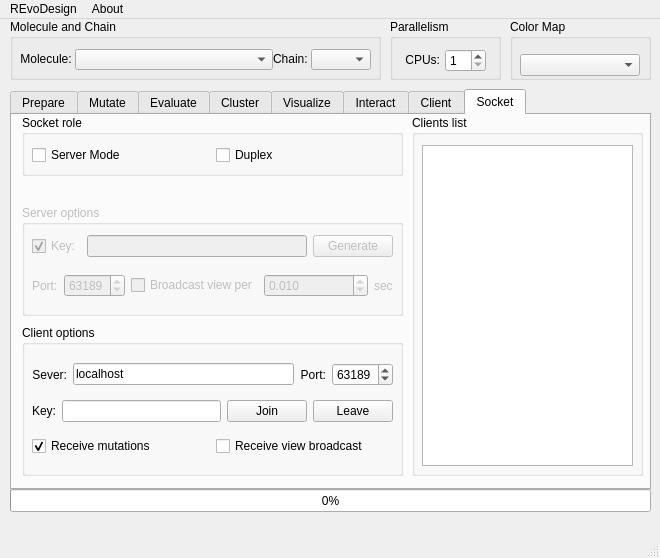
The window that REvoDesign/UI/REvoDesign-PyMOL.ui (YaoYinYing/REvoDesign) describes before a commit, drawn with Qt 5.
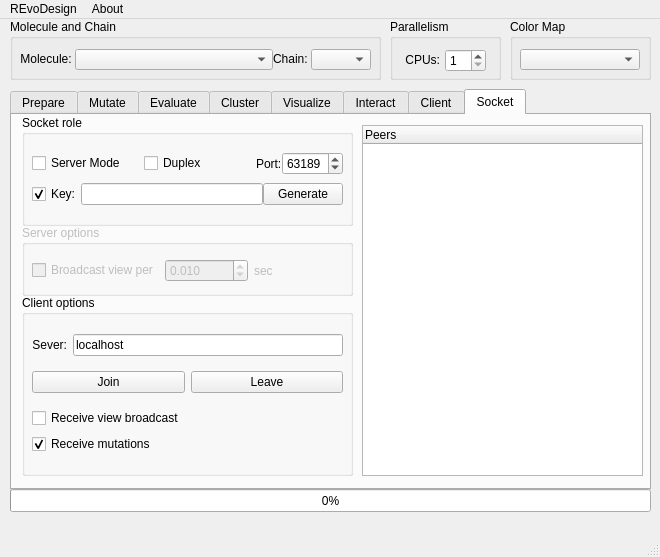
The same window after the commit. The open tabs and pages were chosen to show the change.

Commit message: websocket list peers

What changed in the file:
```diff
--- a/REvoDesign/UI/REvoDesign-PyMOL.ui
+++ b/REvoDesign/UI/REvoDesign-PyMOL.ui
@@ -10,7 +10,7 @@
     <x>0</x>
     <y>0</y>
     <width>660</width>
-    <height>558</height>
+    <height>557</height>
    </rect>
   </property>
   <property name="sizePolicy">
@@ -3741,92 +3741,24 @@
       <property name="geometry">
        <rect>
         <x>10</x>
-        <y>90</y>
-        <width>381</width>
-        <height>111</height>
+        <y>110</y>
+        <width>331</width>
+        <height>71</height>
        </rect>
       </property>
       <property name="title">
        <string>Server options</string>
       </property>
-      <widget class="QWidget" name="verticalLayoutWidget_2">
+      <widget class="QWidget" name="">
        <property name="geometry">
         <rect>
          <x>10</x>
          <y>30</y>
-         <width>361</width>
-         <height>73</height>
+         <width>241</width>
+         <height>31</height>
         </rect>
        </property>
-       <layout class="QVBoxLayout" name="verticalLayout_8">
-        <item>
-         <layout class="QHBoxLayout" name="horizontalLayout_53">
-          <item>
-           <widget class="QCheckBox" name="checkBox_ws_server_use_key">
-            <property name="text">
-             <string>Key:</string>
-            </property>
-            <property name="checked">
-             <bool>true</bool>
-            </property>
-           </widget>
-          </item>
-          <item>
-           <widget class="QLineEdit" name="lineEdit_ws_server_key">
-            <property name="statusTip">
-             <string>Server URL for PSSM GREMLIN calculation.</string>
-            </property>
-            <property name="text">
-             <string/>
-            </property>
-           </widget>
-          </item>
-          <item>
-           <widget class="QPushButton" name="pushButton_ws_generate_randomized_key">
-            <property name="text">
-             <string>Generate</string>
-            </property>
-           </widget>
-          </item>
-         </layout>
-        </item>
-        <item>
          <layout class="QHBoxLayout" name="horizontalLayout_54">
-          <item>
-           <widget class="QLabel" name="label_molecule_13">
-            <property name="sizePolicy">
-             <sizepolicy hsizetype="Fixed" vsizetype="Preferred">
-              <horstretch>0</horstretch>
-              <verstretch>0</verstretch>
-             </sizepolicy>
-            </property>
-            <property name="text">
-             <string>Port:</string>
-            </property>
-            <property name="alignment">
-             <set>Qt::AlignLeading|Qt::AlignLeft|Qt::AlignVCenter</set>
-            </property>
-           </widget>
-          </item>
-          <item>
-           <widget class="QSpinBox" name="spinBox_ws_server_port">
-            <property name="sizePolicy">
-             <sizepolicy hsizetype="Fixed" vsizetype="Fixed">
-              <horstretch>0</horstretch>
-              <verstretch>0</verstretch>
-             </sizepolicy>
-            </property>
-            <property name="minimum">
-             <number>3000</number>
-            </property>
-            <property name="maximum">
-             <number>65534</number>
-            </property>
-            <property name="value">
-             <number>63189</number>
-            </property>
-           </widget>
-          </item>
           <item>
            <widget class="QCheckBox" name="checkBox_ws_broadcast_view">
             <property name="text">
@@ -3867,17 +3799,15 @@
            </widget>
           </item>
          </layout>
-        </item>
-       </layout>
       </widget>
      </widget>
      <widget class="QGroupBox" name="groupBox_ws_client_settings">
       <property name="geometry">
        <rect>
         <x>10</x>
-        <y>210</y>
-        <width>381</width>
-        <height>151</height>
+        <y>180</y>
+        <width>331</width>
+        <height>181</height>
        </rect>
       </property>
       <property name="title">
@@ -3888,8 +3818,8 @@
         <rect>
          <x>10</x>
          <y>30</y>
-         <width>361</width>
-         <height>111</height>
+         <width>311</width>
+         <height>141</height>
         </rect>
        </property>
        <layout class="QVBoxLayout" name="verticalLayout_16">
@@ -3915,59 +3845,10 @@
             </property>
            </widget>
           </item>
-          <item>
-           <widget class="QLabel" name="label_molecule_11">
-            <property name="text">
-             <string>Port:</string>
-            </property>
-            <property name="alignment">
-             <set>Qt::AlignRight|Qt::AlignTrailing|Qt::AlignVCenter</set>
-            </property>
-           </widget>
-          </item>
-          <item>
-           <widget class="QSpinBox" name="spinBox_ws_server_port_to_connect">
-            <property name="sizePolicy">
-             <sizepolicy hsizetype="Fixed" vsizetype="Fixed">
-              <horstretch>0</horstretch>
-              <verstretch>0</verstretch>
-             </sizepolicy>
-            </property>
-            <property name="minimum">
-             <number>3000</number>
-            </property>
-            <property name="maximum">
-             <number>65534</number>
-            </property>
-            <property name="value">
-             <number>63189</number>
-            </property>
-           </widget>
-          </item>
          </layout>
         </item>
         <item>
          <layout class="QHBoxLayout" name="horizontalLayout_51">
-          <item>
-           <widget class="QLabel" name="label_molecule_12">
-            <property name="text">
-             <string>Key:</string>
-            </property>
-            <property name="alignment">
-             <set>Qt::AlignRight|Qt::AlignTrailing|Qt::AlignVCenter</set>
-            </property>
-           </widget>
-          </item>
-          <item>
-           <widget class="QLineEdit" name="lineEdit_ws_server_key_to_connect">
-            <property name="statusTip">
-             <string>Server URL for PSSM GREMLIN calculation.</string>
-            </property>
-            <property name="text">
-             <string/>
-            </property>
-           </widget>
-          </item>
           <item>
            <widget class="QPushButton" name="pushButton_ws_connect_to_server">
             <property name="statusTip">
@@ -3991,7 +3872,17 @@
          </layout>
         </item>
         <item>
-         <layout class="QHBoxLayout" name="horizontalLayout_55">
+         <layout class="QVBoxLayout" name="verticalLayout_8">
+          <item>
+           <widget class="QCheckBox" name="checkBox_ws_recieve_view_broadcast">
+            <property name="statusTip">
+             <string>Receive PyMOL view update</string>
+            </property>
+            <property name="text">
+             <string>Receive view broadcast</string>
+            </property>
+           </widget>
+          </item>
           <item>
            <widget class="QCheckBox" name="checkBox_ws_recieve_mutagenesis_broadcast">
             <property name="text">
@@ -4005,48 +3896,18 @@
             </property>
            </widget>
           </item>
-          <item>
-           <widget class="QCheckBox" name="checkBox_ws_recieve_view_broadcast">
-            <property name="text">
-             <string>Receive view broadcast</string>
-            </property>
-           </widget>
-          </item>
          </layout>
         </item>
        </layout>
       </widget>
      </widget>
-     <widget class="QGroupBox" name="groupBox_5">
-      <property name="geometry">
-       <rect>
-        <x>400</x>
-        <y>0</y>
-        <width>231</width>
-        <height>361</height>
-       </rect>
-      </property>
-      <property name="title">
-       <string>Clients list</string>
-      </property>
-      <widget class="QTableWidget" name="tableWidget_ws_clients">
-       <property name="geometry">
-        <rect>
-         <x>10</x>
-         <y>30</y>
-         <width>211</width>
-         <height>321</height>
-        </rect>
-       </property>
-      </widget>
-     </widget>
      <widget class="QGroupBox" name="groupBox_13">
       <property name="geometry">
        <rect>
         <x>10</x>
         <y>0</y>
-        <width>381</width>
-        <height>61</height>
+        <width>331</width>
+        <height>111</height>
        </rect>
       </property>
       <property name="title">
@@ -4056,11 +3917,16 @@
        <property name="geometry">
         <rect>
          <x>10</x>
-         <y>30</y>
-         <width>361</width>
-         <height>21</height>
+         <y>29</y>
+         <width>311</width>
+         <height>71</height>
         </rect>
        </property>
+       <layout class="QVBoxLayout" name="verticalLayout_17">
+        <property name="spacing">
+         <number>0</number>
+        </property>
+        <item>
        <layout class="QHBoxLayout" name="horizontalLayout_52">
         <item>
          <widget class="QCheckBox" name="checkBox_ws_server_mode">
@@ -4076,8 +3942,104 @@
           </property>
          </widget>
         </item>
-       </layout>
-      </widget>
+          <item>
+           <layout class="QHBoxLayout" name="horizontalLayout_31">
+            <item>
+             <widget class="QLabel" name="label_molecule_13">
+              <property name="sizePolicy">
+               <sizepolicy hsizetype="Fixed" vsizetype="Preferred">
+                <horstretch>0</horstretch>
+                <verstretch>0</verstretch>
+               </sizepolicy>
+              </property>
+              <property name="text">
+               <string>Port:</string>
+              </property>
+              <property name="alignment">
+               <set>Qt::AlignLeading|Qt::AlignLeft|Qt::AlignVCenter</set>
+              </property>
+             </widget>
+            </item>
+            <item>
+             <widget class="QSpinBox" name="spinBox_ws_server_port">
+              <property name="sizePolicy">
+               <sizepolicy hsizetype="Fixed" vsizetype="Fixed">
+                <horstretch>0</horstretch>
+                <verstretch>0</verstretch>
+               </sizepolicy>
+              </property>
+              <property name="statusTip">
+               <string>Server port to communicate with peers</string>
+              </property>
+              <property name="minimum">
+               <number>3000</number>
+              </property>
+              <property name="maximum">
+               <number>65534</number>
+              </property>
+              <property name="value">
+               <number>63189</number>
+              </property>
+             </widget>
+            </item>
+           </layout>
+          </item>
+         </layout>
+        </item>
+        <item>
+         <layout class="QHBoxLayout" name="horizontalLayout_42">
+          <item>
+           <widget class="QCheckBox" name="checkBox_ws_server_use_key">
+            <property name="text">
+             <string>Key:</string>
+            </property>
+            <property name="checked">
+             <bool>true</bool>
+            </property>
+           </widget>
+          </item>
+          <item>
+           <widget class="QLineEdit" name="lineEdit_ws_server_key">
+            <property name="statusTip">
+             <string>Server key.</string>
+            </property>
+            <property name="text">
+             <string/>
+            </property>
+           </widget>
+          </item>
+          <item>
+           <widget class="QPushButton" name="pushButton_ws_generate_randomized_key">
+            <property name="statusTip">
+             <string>Generate key</string>
+            </property>
+            <property name="text">
+             <string>Generate</string>
+            </property>
+           </widget>
+          </item>
+         </layout>
+        </item>
+       </layout>
+      </widget>
+     </widget>
+     <widget class="QTreeWidget" name="treeWidget_ws_peers">
+      <property name="geometry">
+       <rect>
+        <x>350</x>
+        <y>10</y>
+        <width>281</width>
+        <height>351</height>
+       </rect>
+      </property>
+      <property name="statusTip">
+       <string>Peers in this network</string>
+      </property>
+      <column>
+       <property name="text">
+        <string>Peers</string>
+       </property>
+      </column>
      </widget>
     </widget>
    </widget>
@@ -4263,14 +4225,14 @@
        <x>10</x>
        <y>30</y>
        <width>121</width>
-       <height>32</height>
+       <height>21</height>
       </rect>
      </property>
      <layout class="QHBoxLayout" name="horizontalLayout_4">
       <item>
        <widget class="QComboBox" name="comboBox_cmap">
         <property name="sizePolicy">
-         <sizepolicy hsizetype="Fixed" vsizetype="Fixed">
+         <sizepolicy hsizetype="Preferred" vsizetype="Fixed">
           <horstretch>0</horstretch>
           <verstretch>0</verstretch>
          </sizepolicy>
```
Left out of the diff: 39 changed lines with no effect on the pictures. Lines whose indentation alone changed are shown as unchanged. The commit also changes 6 other files.
